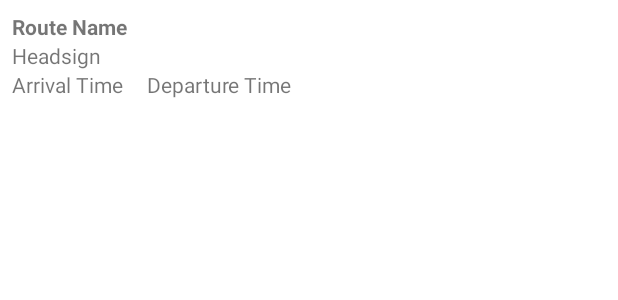
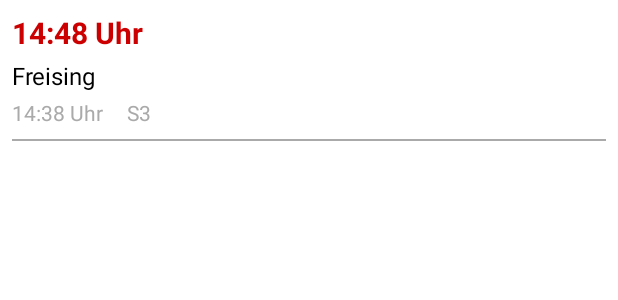
Before and after one commit to simax32/WS2425_neu, an Android app: the layout item_departure.xml on its own in the app's theme, with its tools: preview values and no code run, on a phone screen of 412 x 824 dp. Shown: the top 300 px of the screen. Run offline under Robolectric (Android 15) with nearby library versions, the phone set to English and light mode, and no system bars.

Commit message:
UI für Abfahrtsanzeige funktionsfähig

```diff
--- a/app/src/main/java/de/hka/ws2425/utils/DepartureAdapter.java
+++ b/app/src/main/java/de/hka/ws2425/utils/DepartureAdapter.java
@@ -7,6 +7,9 @@ import android.widget.TextView;
 
 import androidx.recyclerview.widget.RecyclerView;
 
+import java.text.ParseException;
+import java.text.SimpleDateFormat;
+import java.util.Date;
 import java.util.List;
 
 import de.hka.ws2425.R;
@@ -15,6 +18,8 @@ import io.reactivex.annotations.NonNull;
 public class DepartureAdapter extends RecyclerView.Adapter<DepartureAdapter.DepartureViewHolder> {
 
     private List<Departure> departures;
+    private final SimpleDateFormat inputFormat = new SimpleDateFormat("HH:mm:ss");
+    private final SimpleDateFormat outputFormat = new SimpleDateFormat("HH:mm");
 
     public DepartureAdapter(List<Departure> departures) {
         this.departures = departures;
@@ -33,13 +38,26 @@ public class DepartureAdapter extends RecyclerView.Adapter<DepartureAdapter.Depa
         Departure departure = departures.get(position);
         holder.routeShortName.setText(departure.getRouteShortName());
         holder.tripHeadsign.setText(departure.getTripHeadsign());
-        holder.arrivalTime.setText(departure.getArrivalTime());
-        holder.departureTime.setText(departure.getDepartureTime());
+
+        // Formatieren der Zeiten
+        holder.arrivalTime.setText(formatTime(departure.getArrivalTime()) + " Uhr");
+        holder.departureTime.setText(formatTime(departure.getDepartureTime()) + " Uhr");
     }
 
     @Override
     public int getItemCount() {
         return departures.size();
+    }
+
+    // Methode zum Formatieren der Uhrzeiten
+    private String formatTime(String time) {
+        try {
+            Date date = inputFormat.parse(time);
+            return outputFormat.format(date);
+        } catch (ParseException e) {
+            e.printStackTrace();
+            return time; // Falls ein Fehler auftritt, bleibt die Originalzeit
+        }
     }
 
     static class DepartureViewHolder extends RecyclerView.ViewHolder {
--- a/app/src/main/res/layout/item_departure.xml
+++ b/app/src/main/res/layout/item_departure.xml
@@ -3,37 +3,64 @@
     android:layout_width="match_parent"
     android:layout_height="wrap_content"
     android:orientation="vertical"
-    android:padding="8dp">
+    android:padding="8dp"
+    android:background="@android:color/white">
 
+    <!-- Erste Zeile: Abfahrtszeit größer und fett -->
     <TextView
-        android:id="@+id/routeShortName"
+        android:id="@+id/departureTime"
         android:layout_width="wrap_content"
         android:layout_height="wrap_content"
-        android:text="Route Name"
-        android:textStyle="bold" />
+        android:text="14:48 Uhr"
+        android:textSize="20sp"
+        android:textStyle="bold"
+        android:textColor="@android:color/holo_red_dark" />
 
+    <!-- Zweite Zeile: Zielort -->
     <TextView
         android:id="@+id/tripHeadsign"
         android:layout_width="wrap_content"
         android:layout_height="wrap_content"
-        android:text="Headsign" />
+        android:text="Freising"
+        android:textSize="16sp"
+        android:textColor="@android:color/black"
+        android:layout_marginTop="4dp" />
 
+    <!-- Dritte Zeile: Ankunftszeit und Zusatzinfos -->
     <LinearLayout
-        android:layout_width="wrap_content"
+        android:layout_width="match_parent"
         android:layout_height="wrap_content"
-        android:orientation="horizontal">
+        android:orientation="horizontal"
+        android:layout_marginTop="4dp">
 
+        <!-- Ankunftszeit -->
         <TextView
             android:id="@+id/arrivalTime"
             android:layout_width="wrap_content"
             android:layout_height="wrap_content"
-            android:text="Arrival Time"
-            android:paddingEnd="16dp" />
+            android:text="14:38 Uhr"
+            android:textSize="14sp"
+            android:textColor="@android:color/darker_gray" />
 
+        <!-- Abstand -->
         <TextView
-            android:id="@+id/departureTime"
+            android:layout_width="16dp"
+            android:layout_height="wrap_content" />
+
+        <!-- Zusatzinfos -->
+        <TextView
+            android:id="@+id/routeShortName"
             android:layout_width="wrap_content"
             android:layout_height="wrap_content"
-            android:text="Departure Time" />
+            android:text="S3"
+            android:textSize="14sp"
+            android:textColor="@android:color/darker_gray" />
     </LinearLayout>
+
+    <!-- Untere Linie als Trennlinie -->
+    <View
+        android:layout_width="match_parent"
+        android:layout_height="1dp"
+        android:background="@android:color/darker_gray"
+        android:layout_marginTop="8dp" />
 </LinearLayout>
```
